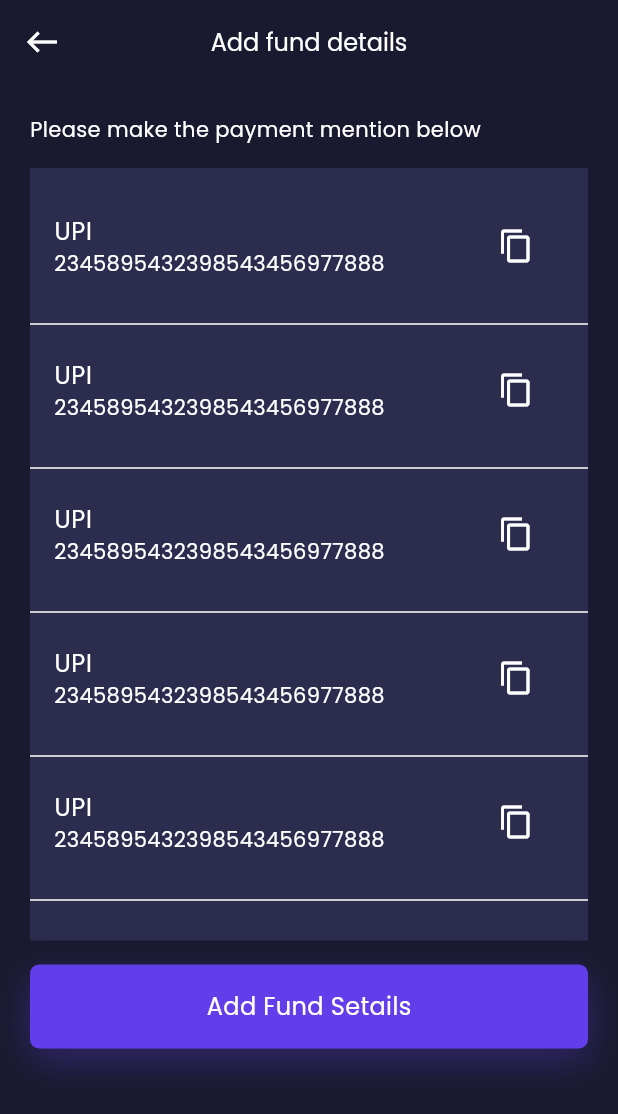
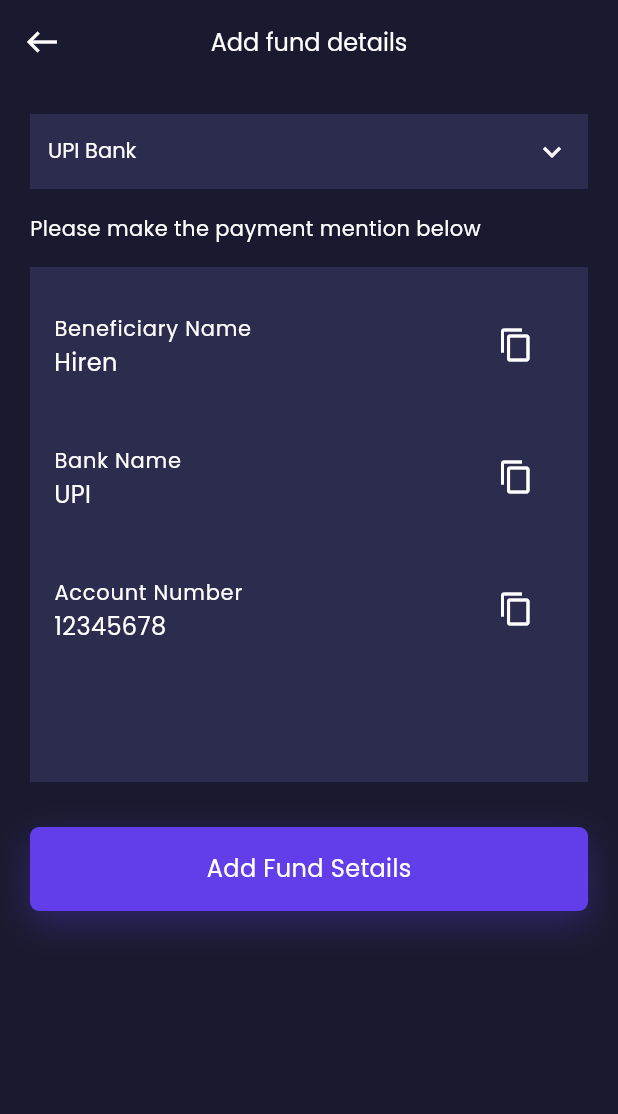
Before and after one commit to ba138/data, a Flutter app: the screen it shows after launch, after a tap on "Add Fund", on a phone screen of 412 x 824 dp. Shown: the top 1114 px of the screen. Run offline on Flutter 3.47's test engine with Material 3 defaults, Android fonts, the phone set to English and light mode, and no system bars; our stand-ins replace another_flushbar, fluttertoast, google_fonts; network calls fail.

Commit message:
changes to add missing field in withdraw and deposite fund screen

```diff
--- a/lib/view/home/add_fund/add_fund_details.dart
+++ b/lib/view/home/add_fund/add_fund_details.dart
@@ -14,6 +14,8 @@ class AddFundDetails extends StatefulWidget {
 }
 
 class _AddFundDetailsState extends State<AddFundDetails> {
+  String selectPaymentType = "UPI Bank";
+
   @override
   Widget build(BuildContext context) {
     return Scaffold(
@@ -45,6 +47,51 @@ class _AddFundDetailsState extends State<AddFundDetails> {
         child: Column(
           crossAxisAlignment: CrossAxisAlignment.start,
           children: [
+            Container(
+              height: 50,
+              color: const Color(0xff2B2C4E),
+              child: Padding(
+                padding: const EdgeInsets.all(12.0),
+                child: DropdownButton<String>(
+                  isExpanded: true,
+                  style: GoogleFonts.getFont(
+                    "Poppins",
+                    textStyle: const TextStyle(
+                      fontSize: 14,
+                      fontWeight: FontWeight.w400,
+                      color: AppColor.whiteColor,
+                    ),
+                  ),
+                  dropdownColor: const Color(0xff191A2F),
+                  value: selectPaymentType,
+                  underline: const SizedBox(),
+                  icon: const Icon(
+                    Icons.expand_more_outlined,
+                    color: AppColor.whiteColor,
+                  ),
+                  iconSize: 24,
+                  elevation: 16,
+                  // Replace with your desired color
+                  onChanged: (String? newValue) {
+                    setState(() {
+                      selectPaymentType = newValue!;
+                    });
+                  },
+                  items: <String>[
+                    'UPI Bank',
+                    'WALLET',
+                    'CARD',
+                  ] // Add more options as needed
+                      .map<DropdownMenuItem<String>>((String value) {
+                    return DropdownMenuItem<String>(
+                      value: value,
+                      child: Text(value),
+                    );
+                  }).toList(),
+                ),
+              ),
+            ),
+            const VerticalSpeacing(16),
             Text(
               'Please make the payment mention below',
               style: GoogleFonts.getFont(
@@ -57,20 +104,30 @@ class _AddFundDetailsState extends State<AddFundDetails> {
             ),
             const VerticalSpeacing(16),
             Container(
-              height: MediaQuery.of(context).size.height / 1.6,
+              height: MediaQuery.of(context).size.height / 2.4,
               color: const Color(0xff2B2C4E),
-              child: Padding(
-                padding: const EdgeInsets.only(top: 16.0),
-                child: ListView.builder(
-                  itemCount:
-                      10, // Number of times the FundTile should be repeated
-                  itemBuilder: (context, index) {
-                    return const FundTile();
-                  },
-                ),
-              ),
+              child: const Padding(
+                  padding: EdgeInsets.only(top: 16.0),
+                  child: Column(
+                    children: [
+                      FundTile(
+                        title: 'Beneficiary Name',
+                        subTitle: 'Hiren',
+                      ),
+                      VerticalSpeacing(16),
+                      FundTile(
+                        title: 'Bank Name',
+                        subTitle: 'UPI',
+                      ),
+                      VerticalSpeacing(16),
+                      FundTile(
+                        title: 'Account Number',
+                        subTitle: '12345678',
+                      ),
+                    ],
+                  )),
             ),
-            const VerticalSpeacing(16),
+            const VerticalSpeacing(30),
             RoundedButton(
                 title: "Add Fund Setails",
                 onpress: () {
--- a/lib/view/home/add_fund/widget/fund_details_tile.dart
+++ b/lib/view/home/add_fund/widget/fund_details_tile.dart
@@ -1,10 +1,18 @@
-import 'package:data/res/components/colors.dart';
-import 'package:data/res/components/vertical_speacing.dart';
+// ignore_for_file: public_member_api_docs, sort_constructors_first
 import 'package:flutter/material.dart';
 import 'package:google_fonts/google_fonts.dart';
 
+import 'package:data/res/components/colors.dart';
+import 'package:data/res/components/vertical_speacing.dart';
+
 class FundTile extends StatelessWidget {
-  const FundTile({super.key});
+  final String title;
+  final String subTitle;
+  const FundTile({
+    Key? key,
+    required this.title,
+    required this.subTitle,
+  }) : super(key: key);
 
   @override
   Widget build(BuildContext context) {
@@ -12,22 +20,22 @@ class FundTile extends StatelessWidget {
       children: [
         ListTile(
           title: Text(
-            'UPI',
+            title,
+            style: GoogleFonts.getFont(
+              "Poppins",
+              textStyle: const TextStyle(
+                  color: AppColor.whiteColor,
+                  fontSize: 14,
+                  fontWeight: FontWeight.w400),
+            ),
+          ),
+          subtitle: Text(
+            subTitle,
             style: GoogleFonts.getFont(
               "Poppins",
               textStyle: const TextStyle(
                   color: AppColor.whiteColor,
                   fontSize: 16,
-                  fontWeight: FontWeight.w400),
-            ),
-          ),
-          subtitle: Text(
-            '2345895432398543456977888',
-            style: GoogleFonts.getFont(
-              "Poppins",
-              textStyle: const TextStyle(
-                  color: AppColor.whiteColor,
-                  fontSize: 14,
                   fontWeight: FontWeight.w400),
             ),
           ),
@@ -38,10 +46,6 @@ class FundTile extends StatelessWidget {
                 color: AppColor.whiteColor,
               )),
         ),
-        const VerticalSpeacing(8),
-        const Divider(
-          color: AppColor.whiteColor,
-        ),
       ],
     );
   }
--- a/lib/view/home/home_view.dart
+++ b/lib/view/home/home_view.dart
@@ -18,6 +18,7 @@ class _HomeViewState extends State<HomeView> {
   Widget build(BuildContext context) {
     return Scaffold(
         body: SafeArea(
+            child: SingleChildScrollView(
       child: Column(
         children: [
           SizedBox(
@@ -63,26 +64,6 @@ class _HomeViewState extends State<HomeView> {
                           "Poppins",
                           textStyle: const TextStyle(
                             color: AppColor.whiteColor,
-                        ),
-                      ),
-                    ),
-                    trailing: InkWell(
-                      onTap: () {
-                        Navigator.pushNamed(
-                          context,
-                          RoutesName.myprofileview,
-                        );
-                      },
-                      child: Container(
-                        height: 30,
-                        width: 30,
-                        decoration: const BoxDecoration(
-                            color: AppColor.whiteColor, shape: BoxShape.circle),
-                        child: const Center(
-                          child: Icon(
-                            Icons.notifications,
-                            color: AppColor.blackColor,
-                          ),
                           ),
                         ),
                       ),
@@ -235,7 +216,8 @@ class _HomeViewState extends State<HomeView> {
                 ),
                 InkWell(
                   onTap: () {
-                  Navigator.pushNamed(context, RoutesName.allSubscriptionView);
+                    Navigator.pushNamed(
+                        context, RoutesName.allSubscriptionView);
                   },
                   child: Text(
                     'Vew all',
@@ -253,24 +235,22 @@ class _HomeViewState extends State<HomeView> {
           ),
           const VerticalSpeacing(20.0),
           Padding(
-          padding: const EdgeInsets.only(left: 16.0, right: 16.0),
-          child: SizedBox(
-            height: MediaQuery.of(context).size.height / 2,
-            child: const SingleChildScrollView(
-              scrollDirection: Axis.vertical,
-              child: Column(
-                children: [
-                  SubscribtionCard(bgColor: Color(0xff3F30BD)),
-                  VerticalSpeacing(16.0),
-                  SubscribtionCard(bgColor: Color(0xff3B8FE9)),
-                  VerticalSpeacing(16.0),
-                  SubscribtionCard(bgColor: Color(0xff30BD82)),
-                ],
-              ),
-            ),
+            padding: const EdgeInsets.only(
+                top: 0.0, left: 16.0, right: 16.0, bottom: 40),
+            child: ListView.separated(
+              shrinkWrap: true,
+              physics: const NeverScrollableScrollPhysics(),
+              itemCount:
+                  4, // Number of times the SubscriptionCard should be repeated
+              itemBuilder: (context, index) {
+                return const SubscribtionCard(bgColor: Color(0xff3F30BD));
+              },
+              separatorBuilder: (context, index) =>
+                  const SizedBox(height: 10.0), // Space between items
             ),
           ),
         ],
+      ),
     )));
   }
 }
--- a/lib/view/withdrawFund/withdrawView.dart
+++ b/lib/view/withdrawFund/withdrawView.dart
@@ -101,12 +101,12 @@ class _WithdrawFundsViewState extends State<WithdrawFundsView> {
                     const TextFieldCustom(
                       keyboardType: TextInputType.name,
                       maxLines: 1,
-                      text: 'User Name',
+                      text: 'Account Holder Name',
                       hintText: "Enter Your Name",
                     ),
                     const VerticalSpeacing(16),
                     Text(
-                      'Select withdraw types',
+                      'Select Bank',
                       style: GoogleFonts.getFont(
                         "Poppins",
                         textStyle: const TextStyle(
```
Lines whose indentation alone changed are shown as unchanged.
